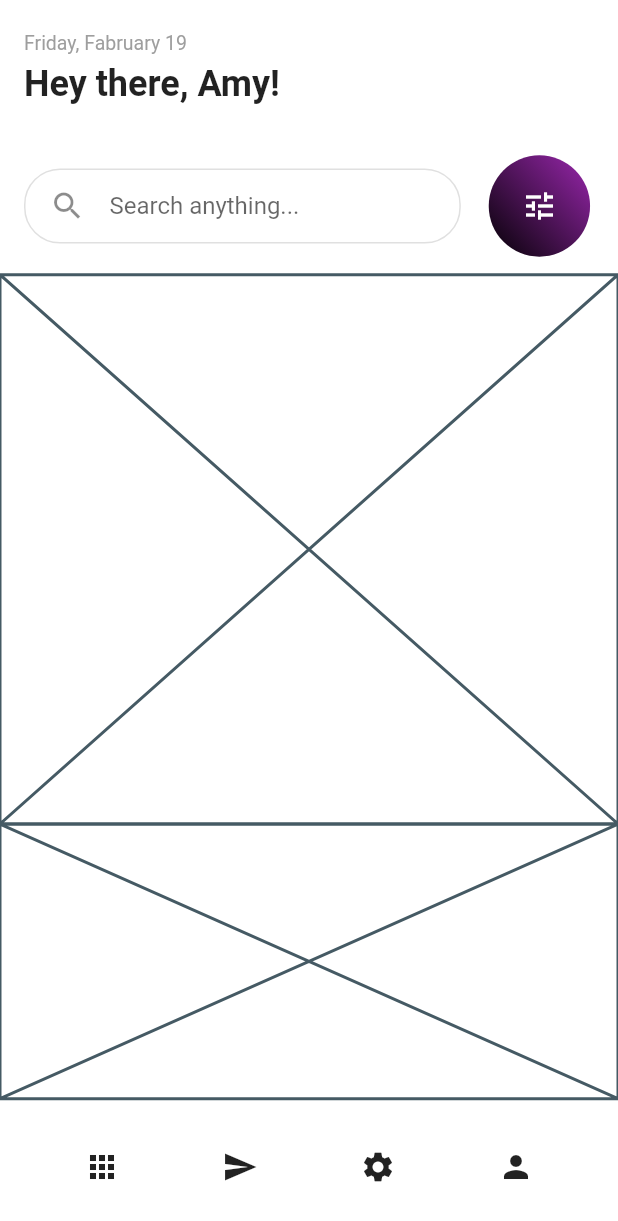
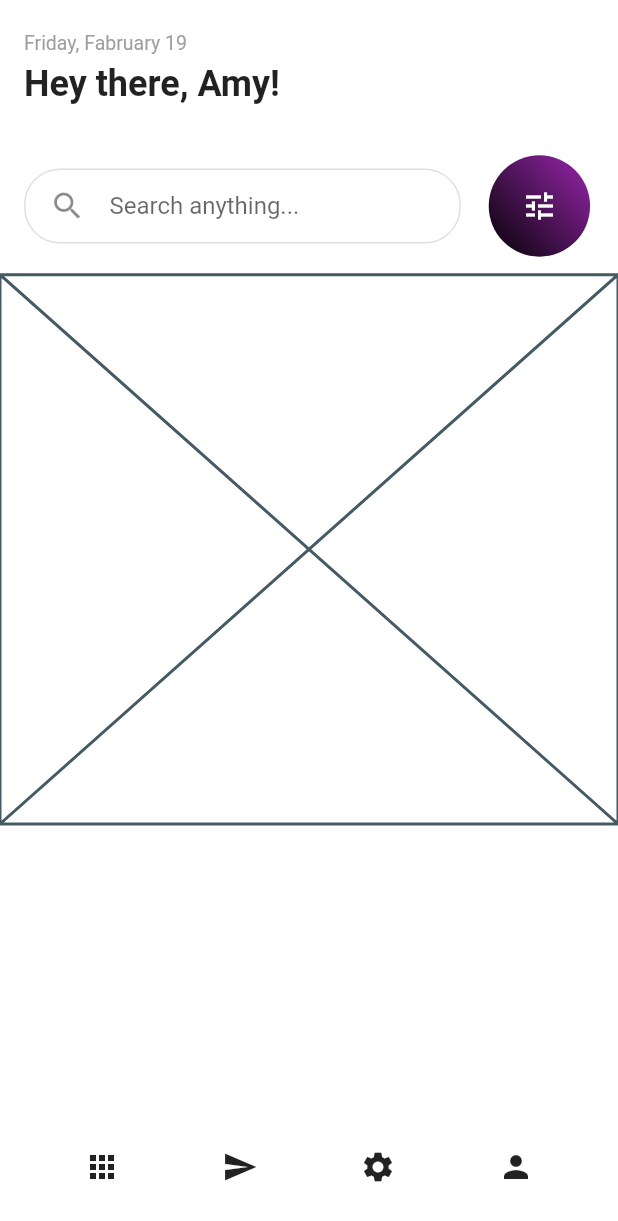
Before and after one commit to JAICHANGPARK/flutter_notebook_11th_story, a Flutter app: the screen it shows after launch, on a phone screen of 412 x 824 dp. Shown: the top 1221 px of the screen. Run offline on Flutter 3.47's test engine with Material 2 defaults, Android fonts, the phone set to English and light mode, and no system bars; our stand-ins replace backdrop, badges, flutter_inner_drawer, flutter_slidable, flutter_swiper, google_fonts.

Commit message:
Update experience_home_page.dart

```diff
--- a/lib/ep718_experience_app/experience_home_page.dart
+++ b/lib/ep718_experience_app/experience_home_page.dart
@@ -74,7 +74,11 @@ class _ExperienceHomePageState extends State<ExperienceHomePage> {
                   ),
                 )),
             Expanded(flex: 8, child: Placeholder()),
-            Expanded(flex: 4, child: Placeholder()),
+            Expanded(flex: 4, child: Column(
+              children: [
+
+              ],
+            )),
             Expanded(flex: 2, child: Row(
               mainAxisAlignment: MainAxisAlignment.spaceEvenly,
               children: [
```
